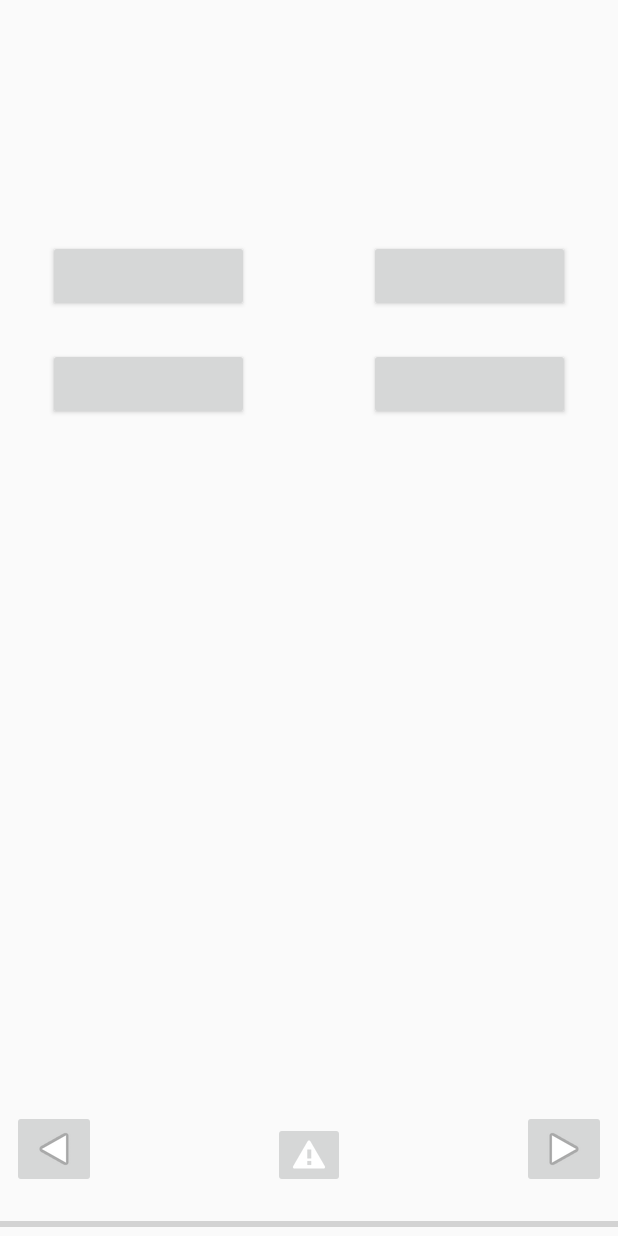
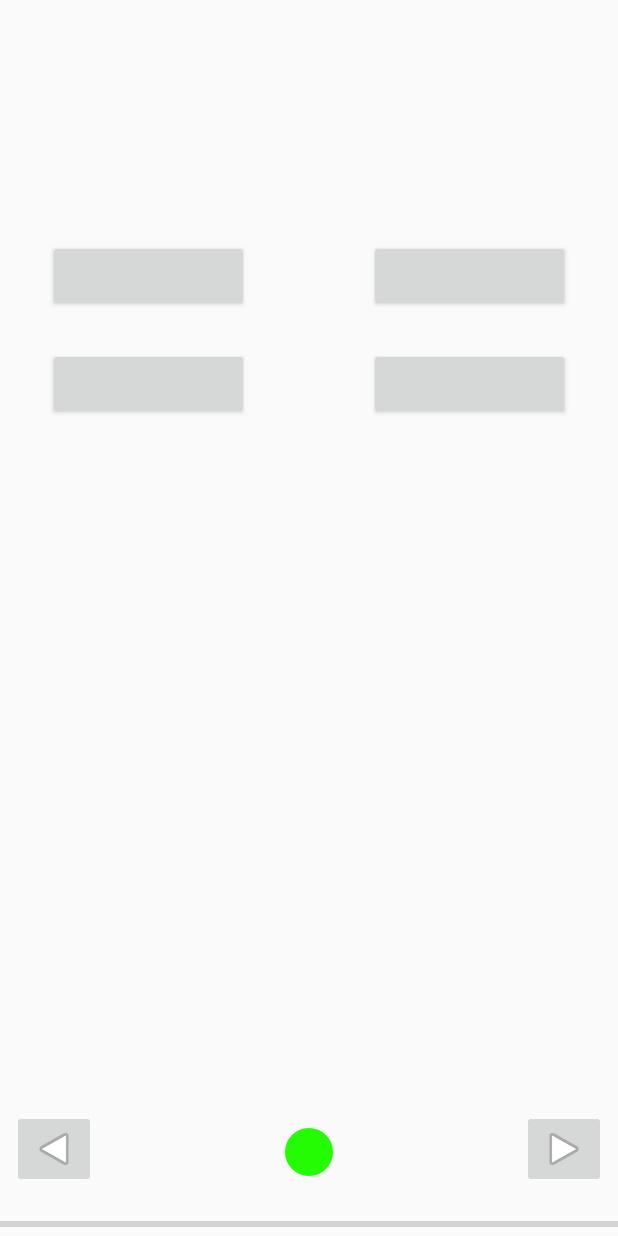
Before and after one commit to gangrave88/TestConstructor, an Android app: the layout test.xml on its own in the app's theme, with its tools: preview values and no code run, on a phone screen of 412 x 824 dp. Run offline under Robolectric (Android 15) with nearby library versions, the phone set to English and light mode, and no system bars.

Commit message:
shit happens

```diff
--- a/app/src/main/java/com/gangrave88/testconstructor/MainActivity.java
+++ b/app/src/main/java/com/gangrave88/testconstructor/MainActivity.java
@@ -24,7 +24,7 @@ public class MainActivity extends AppCompatActivity {
 
         createDB();
 
-        updateDB();
+//        updateDB();
     }
 
     private void createDB(){
--- /dev/null
+++ b/app/src/main/res/drawable/correct_answer.xml
@@ -0,0 +1,4 @@
+<?xml version="1.0" encoding="utf-8"?>
+<shape xmlns:android="http://schemas.android.com/apk/res/android" android:shape="rectangle">
+    <solid android:color="@color/green"/>
+</shape>
--- /dev/null
+++ b/app/src/main/res/drawable/correct_icon.xml
@@ -0,0 +1,4 @@
+<?xml version="1.0" encoding="utf-8"?>
+<shape xmlns:android="http://schemas.android.com/apk/res/android" android:shape="oval">
+    <solid android:color="@color/green"/>
+</shape>
--- /dev/null
+++ b/app/src/main/res/drawable/uncorrect_answer.xml
@@ -0,0 +1,4 @@
+<?xml version="1.0" encoding="utf-8"?>
+<shape xmlns:android="http://schemas.android.com/apk/res/android" android:shape="rectangle">
+    <solid android:color="@color/red"/>
+</shape>
--- /dev/null
+++ b/app/src/main/res/drawable/uncorrect_icon.xml
@@ -0,0 +1,4 @@
+<?xml version="1.0" encoding="utf-8"?>
+<shape xmlns:android="http://schemas.android.com/apk/res/android" android:shape="oval">
+    <solid android:color="@color/red"/>
+</shape>
--- a/app/src/main/res/layout/test.xml
+++ b/app/src/main/res/layout/test.xml
@@ -72,13 +72,15 @@
         app:layout_constraintLeft_toLeftOf="@+id/answer2" />
 
     <ProgressBar
-        style="?android:attr/progressBarStyleHorizontal"
+        style="@android:style/Widget.DeviceDefault.Light.ProgressBar.Horizontal"
         android:layout_width="0dp"
-        android:layout_height="wrap_content"
         android:id="@+id/progressBar2"
         app:layout_constraintRight_toRightOf="parent"
         app:layout_constraintLeft_toLeftOf="parent"
-        app:layout_constraintBottom_toBottomOf="parent" />
+        app:layout_constraintBottom_toBottomOf="parent"
+        android:layout_height="wrap_content"
+        android:paddingBottom="0dp"
+        android:layout_marginBottom="0dp" />
 
     <ImageButton
         android:layout_width="wrap_content"
@@ -89,7 +91,8 @@
         android:layout_marginBottom="32dp"
         android:layout_marginEnd="8dp"
         app:layout_constraintRight_toRightOf="parent"
-        android:layout_marginRight="8dp" />
+        android:layout_marginRight="8dp"
+        android:contentDescription="@string/next_button" />
 
     <ImageButton
         android:layout_width="wrap_content"
@@ -101,24 +104,11 @@
         app:layout_constraintLeft_toLeftOf="parent"
         android:layout_marginLeft="8dp"
         app:layout_constraintBottom_toBottomOf="parent"
-        android:layout_marginBottom="32dp" />
-
-    <ImageButton
-        android:layout_width="wrap_content"
-        android:layout_height="wrap_content"
-        app:srcCompat="@android:drawable/stat_notify_error"
-        android:id="@+id/imageButton4"
-        app:layout_constraintBottom_toTopOf="@+id/progressBar2"
-        android:layout_marginBottom="16dp"
-        app:layout_constraintRight_toLeftOf="@+id/test_next_question"
-        android:layout_marginEnd="8dp"
-        android:layout_marginRight="8dp"
-        android:layout_marginStart="8dp"
-        app:layout_constraintLeft_toRightOf="@+id/test_previous_question"
-        android:layout_marginLeft="8dp" />
+        android:layout_marginBottom="32dp"
+        android:contentDescription="@string/previous_button" />
 
     <TextView
-        android:layout_width="wrap_content"
+        android:layout_width="0dp"
         android:layout_height="wrap_content"
         android:id="@+id/textView3"
         android:layout_marginStart="16dp"
@@ -129,8 +119,23 @@
         android:layout_marginEnd="16dp"
         app:layout_constraintRight_toRightOf="parent"
         android:layout_marginRight="16dp"
-        app:layout_constraintBottom_toTopOf="@+id/imageButton4"
+        tools:ignore="UnknownId"
+        app:layout_constraintBottom_toTopOf="@+id/imageView"
         android:layout_marginBottom="8dp"
         app:layout_constraintVertical_bias="0.100000024" />
 
+    <ImageView
+        android:layout_width="32dp"
+        android:layout_height="32dp"
+        app:srcCompat="@drawable/correct_icon"
+        android:id="@+id/imageView"
+        app:layout_constraintBottom_toTopOf="@+id/progressBar2"
+        app:layout_constraintRight_toLeftOf="@+id/test_next_question"
+        android:layout_marginEnd="8dp"
+        android:layout_marginRight="8dp"
+        android:layout_marginStart="8dp"
+        app:layout_constraintLeft_toRightOf="@+id/test_previous_question"
+        android:layout_marginLeft="8dp"
+        android:layout_marginBottom="24dp" />
+
 </android.support.constraint.ConstraintLayout>
--- a/app/src/main/res/values/colors.xml
+++ b/app/src/main/res/values/colors.xml
@@ -3,4 +3,6 @@
     <color name="colorPrimary">#3F51B5</color>
     <color name="colorPrimaryDark">#303F9F</color>
     <color name="colorAccent">#FF4081</color>
+    <color name="green">#24fc03</color>
+    <color name="red">#f90004</color>
 </resources>
--- a/app/src/main/res/values/strings.xml
+++ b/app/src/main/res/values/strings.xml
@@ -21,4 +21,6 @@
     <string name="read_db">Читать из базы</string>
     <string name="clear_db">Очистить базу</string>
     <string name="begin_test">Начать тест</string>
+    <string name="previous_button">Предыдущий вопрос</string>
+    <string name="next_button">Следующий вопрос</string>
 </resources>
```
Also changed, not shown: app/src/main/java/com/gangrave88/testconstructor/Testing.java (+56 -18 lines), 1 other file.
